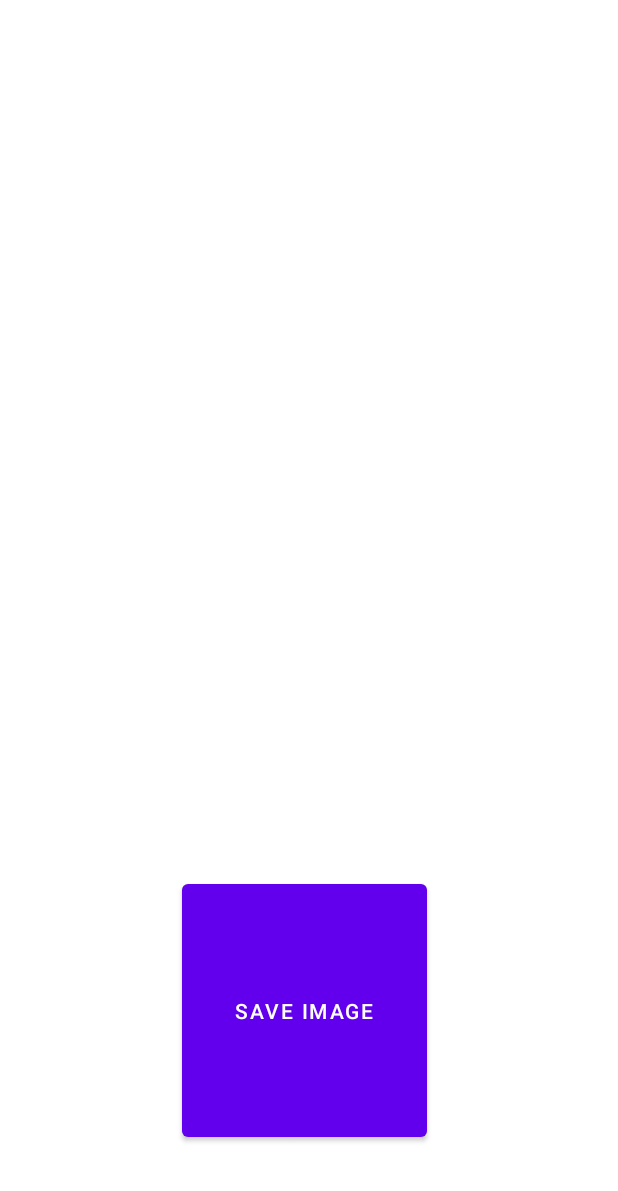
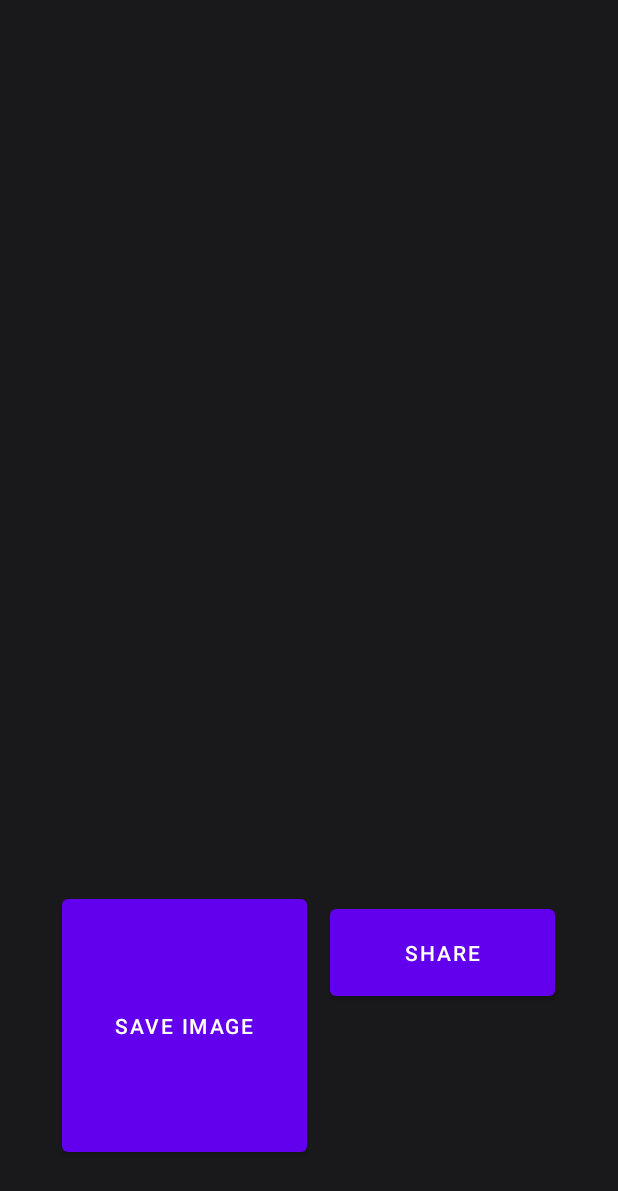
Before and after one commit to Konstantinet/MobileApp, an Android app: the layout activity_saving.xml on its own in the app's theme, with its tools: preview values and no code run, on a phone screen of 412 x 824 dp. Shown: the top 1191 px of the screen. Run offline under Robolectric (Android 15) with nearby library versions, the phone set to English and light mode, and no system bars; network calls fail; Roboto replaces fonts that are not available here.

Commit message:
Sharing undone

```diff
--- a/app/src/main/res/layout/activity_saving.xml
+++ b/app/src/main/res/layout/activity_saving.xml
@@ -4,6 +4,7 @@
     xmlns:tools="http://schemas.android.com/tools"
     android:layout_width="match_parent"
     android:layout_height="match_parent"
+    android:background="#19191b"
     tools:context=".MainActivity">
 
     <ImageView
@@ -25,14 +26,23 @@
         android:id="@+id/pic_save_img_btn"
         android:layout_width="162dp"
         android:layout_height="88dp"
-        android:onClick="onlick_save_image"
         android:layout_alignParentStart="true"
         android:layout_alignParentTop="true"
         android:layout_alignParentEnd="true"
         android:layout_alignParentBottom="true"
-        android:layout_marginStart="121dp"
-        android:layout_marginTop="583dp"
-        android:layout_marginEnd="127dp"
-        android:layout_marginBottom="60dp"
+        android:layout_marginStart="41dp"
+        android:layout_marginTop="593dp"
+        android:layout_marginEnd="207dp"
+        android:layout_marginBottom="50dp"
+        android:onClick="onlick_save_image"
         android:text="save image" />
+
+    <Button
+        android:id="@+id/Sharebutton"
+        android:layout_width="150dp"
+        android:layout_height="70dp"
+        android:layout_marginStart="220dp"
+        android:layout_marginTop="600dp"
+        android:text="Share"
+        android:onClick = "SharePicture"/>
 </RelativeLayout>
```
Also changed, not shown: app/src/main/java/com/example/finalthing/SavingActivity.kt (+32 -2 lines).
